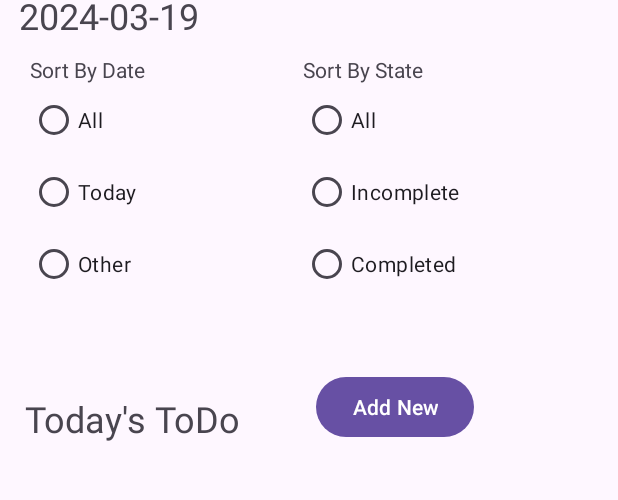
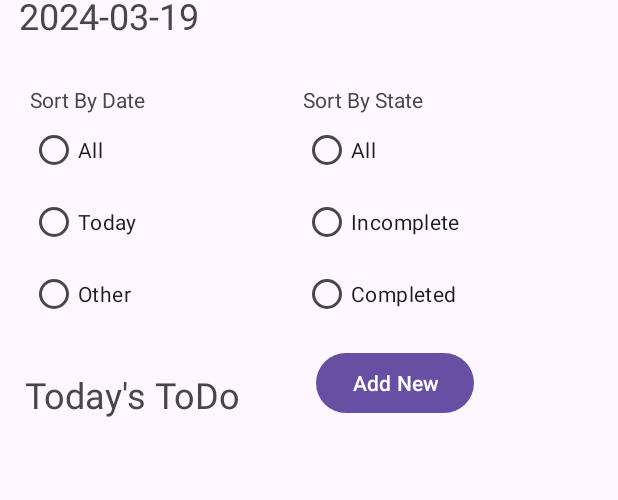
Before and after one commit to Archer001201/IAT359_FinalProject, an Android app: the MainActivity screen opened directly, with no data from a screen before it, on a phone screen of 412 x 824 dp, the part 114-614 px from its top. Run offline under Robolectric (Android 15) with nearby library versions, the phone set to English and light mode, and no system bars; 1 statement that could not run was skipped.

Commit message:
Update activity_main.xml

```diff
--- a/MilestoneMate/app/src/main/res/layout/activity_main.xml
+++ b/MilestoneMate/app/src/main/res/layout/activity_main.xml
@@ -34,7 +34,7 @@
         android:layout_width="wrap_content"
         android:layout_height="wrap_content"
         android:layout_marginStart="4dp"
-        android:layout_marginTop="236dp"
+        android:layout_marginTop="220dp"
         android:text="@string/today_todo"
         android:textSize="24sp"
         app:layout_constraintStart_toStartOf="@id/dateText"
@@ -43,7 +43,7 @@
     <androidx.recyclerview.widget.RecyclerView
         android:id="@+id/todoList"
         android:layout_width="match_parent"
-        android:layout_height="wrap_content"
+        android:layout_height="400dp"
         android:layout_marginHorizontal="10dp"
         android:layout_marginTop="15dp"
         app:layout_constraintStart_toStartOf="@id/todoListText"
@@ -63,7 +63,7 @@
         android:layout_width="wrap_content"
         android:layout_height="wrap_content"
         android:layout_marginStart="20dp"
-        android:layout_marginTop="10dp"
+        android:layout_marginTop="30dp"
         app:layout_constraintStart_toStartOf="parent"
         app:layout_constraintTop_toBottomOf="@+id/dateText">
 
```
